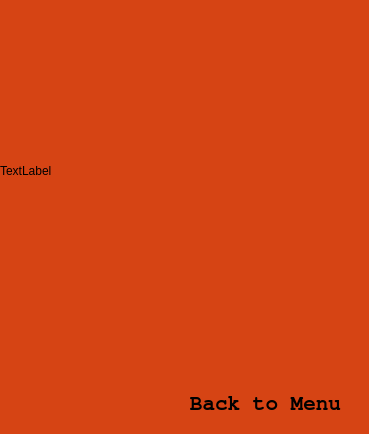
Old version of the form Asteroids+Aliens/highscorewindow.ui in the repository captaintino/project-destiny.
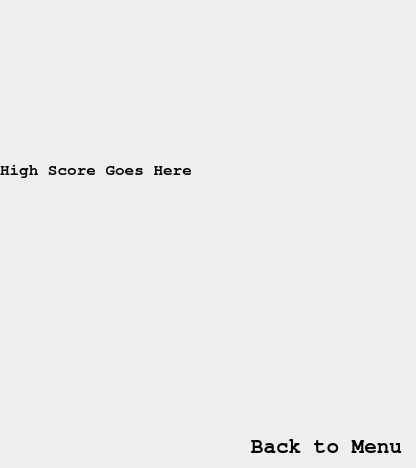
New version of the form. Icons and pictures are not drawn.

Commit message: After working on various parts of the High Score Window for 3 hours.

```diff
--- a/Asteroids+Aliens/highscorewindow.ui
+++ b/Asteroids+Aliens/highscorewindow.ui
@@ -6,23 +6,41 @@
    <rect>
     <x>0</x>
     <y>0</y>
-    <width>369</width>
-    <height>434</height>
+    <width>416</width>
+    <height>468</height>
    </rect>
   </property>
   <property name="windowTitle">
    <string>High Score</string>
   </property>
+  <property name="autoFillBackground">
+   <bool>true</bool>
+  </property>
   <property name="styleSheet">
-   <string notr="true">background-color:rgb(214, 68, 20);</string>
+   <string notr="true"/>
+  </property>
+  <widget class="QWidget" name="widget" native="true">
+   <property name="geometry">
+    <rect>
+     <x>0</x>
+     <y>0</y>
+     <width>421</width>
+     <height>471</height>
+    </rect>
+   </property>
+   <property name="autoFillBackground">
+    <bool>false</bool>
+   </property>
+   <property name="styleSheet">
+    <string notr="true">background-image:url(:/images/Main_Menu.jpg)</string>
   </property>
   <widget class="QPushButton" name="btnBackToMainMenu">
    <property name="geometry">
     <rect>
-     <x>170</x>
-     <y>390</y>
-     <width>191</width>
-     <height>27</height>
+      <x>240</x>
+      <y>430</y>
+      <width>173</width>
+      <height>33</height>
     </rect>
    </property>
    <property name="font">
@@ -41,6 +59,9 @@
    </property>
   </widget>
   <widget class="QLabel" name="lblHighScoreContent">
+    <property name="enabled">
+     <bool>true</bool>
+    </property>
    <property name="geometry">
     <rect>
      <x>0</x>
@@ -49,9 +70,22 @@
      <height>341</height>
     </rect>
    </property>
+    <property name="font">
+     <font>
+      <family>FreeMono</family>
+      <pointsize>12</pointsize>
+      <weight>75</weight>
+      <italic>false</italic>
+      <bold>true</bold>
+     </font>
+    </property>
+    <property name="styleSheet">
+     <string notr="true"/>
+    </property>
    <property name="text">
-    <string>TextLabel</string>
-   </property>
+     <string>High Score Goes Here</string>
+    </property>
+   </widget>
   </widget>
  </widget>
  <resources/>
```
Lines whose indentation alone changed are shown as unchanged. The commit also changes 4 other files.
